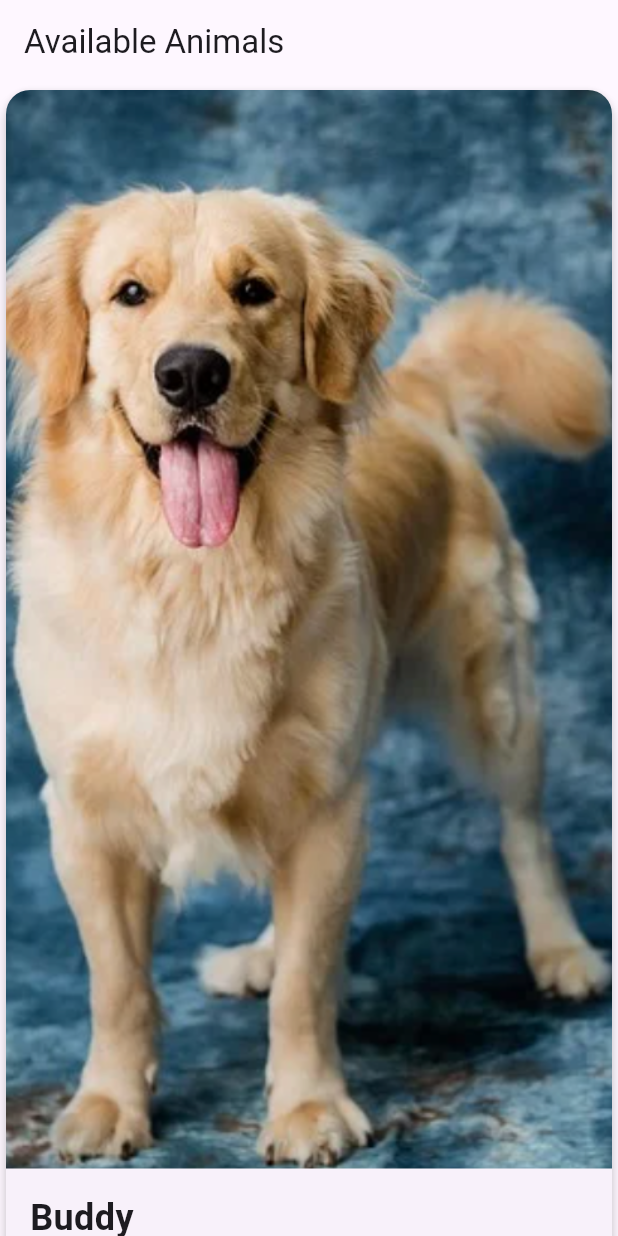
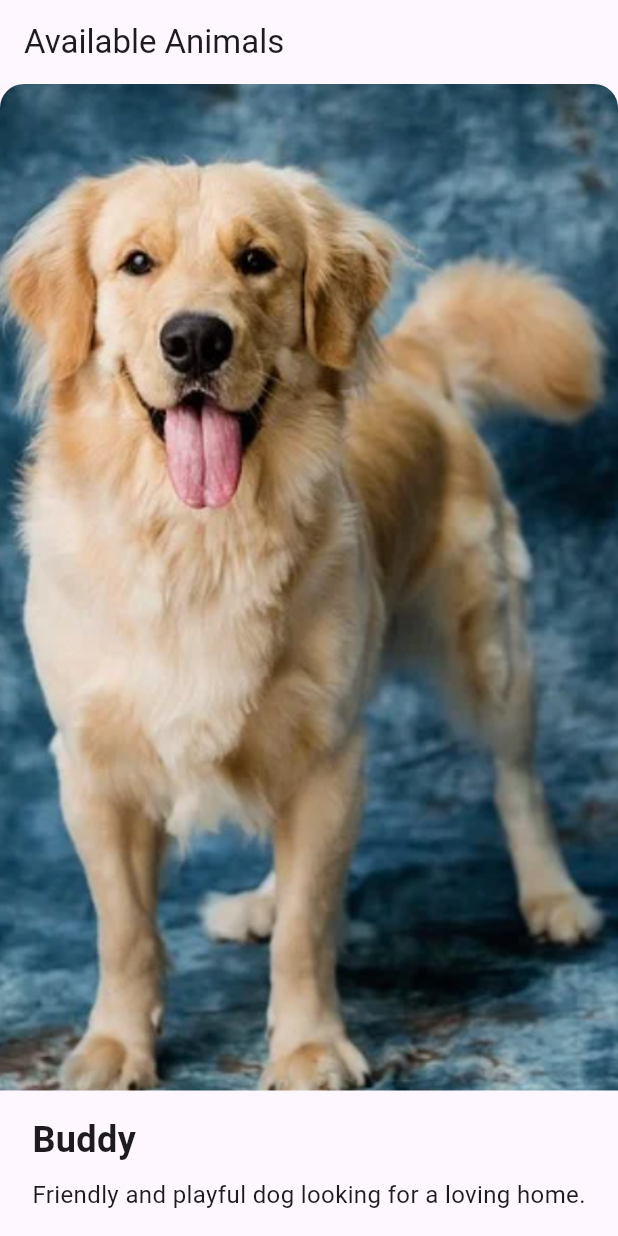
Before and after one commit to Wonwhoo-Andrew-Nah/CSS-545, a Flutter app: the AnimalListScreen screen opened directly, on a phone screen of 412 x 824 dp. Run offline on Flutter 3.47's test engine with Material 3 defaults, Android fonts, the phone set to English and light mode, and no system bars; our stand-ins replace shared_preferences; accounts and stored records are empty.

```diff
--- a/pawframe/lib/main.dart
+++ b/pawframe/lib/main.dart
@@ -200,21 +200,14 @@ class _AnimalListScreenState extends State<AnimalListScreen> {
   Widget build(BuildContext context) {
     return Scaffold(
       appBar: AppBar(title: const Text('Available Animals')),
-      body: ListView.builder(
+      body: PageView.builder(
         itemCount: _animals.length,
+        scrollDirection: Axis.vertical,
         itemBuilder: (context, index) {
           final animal = _animals[index];
           return GestureDetector(
             onTap: () => _showAnimalDetails(context, animal),
-            child: SizedBox(
-              height: MediaQuery.of(context).size.height,
-              child: Card(
-                elevation: 4,
-                shape: RoundedRectangleBorder(
-                  borderRadius: BorderRadius.circular(16),
-                ),
             child: Column(
-                  crossAxisAlignment: CrossAxisAlignment.stretch,
               children: [
                 Expanded(
                   child: ClipRRect(
@@ -222,6 +215,7 @@ class _AnimalListScreenState extends State<AnimalListScreen> {
                     child: Image.asset(
                       animal['imageUrl'],
                       fit: BoxFit.cover,
+                      width: double.infinity,
                     ),
                   ),
                 ),
@@ -244,8 +238,6 @@ class _AnimalListScreenState extends State<AnimalListScreen> {
                 ),
               ],
             ),
-              ),
-            ),
           );
         },
       ),
```
Lines whose indentation alone changed are shown as unchanged.
